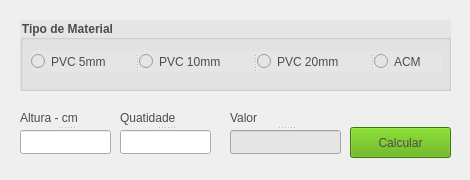
GiulianoVianna/Calculo_Letra_Caixa, file letra_caixa.ui: the form before one commit.
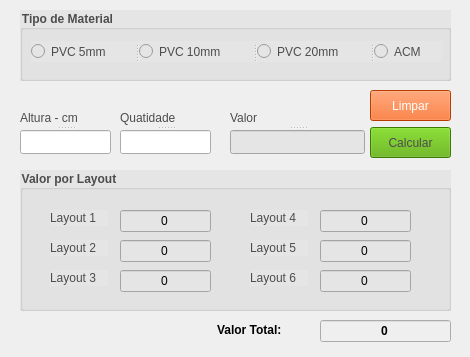
The form after the commit. Icons and pictures are not drawn.

Commit message: Atualização da aplicação

Diff of the .ui file:
```diff
--- a/letra_caixa.ui
+++ b/letra_caixa.ui
@@ -7,13 +7,13 @@
     <x>0</x>
     <y>0</y>
     <width>470</width>
-    <height>180</height>
+    <height>357</height>
    </rect>
   </property>
   <property name="maximumSize">
    <size>
     <width>470</width>
-    <height>180</height>
+    <height>357</height>
    </size>
   </property>
   <property name="windowTitle">
@@ -27,7 +27,7 @@
    <property name="geometry">
     <rect>
      <x>20</x>
-     <y>20</y>
+     <y>10</y>
      <width>431</width>
      <height>71</height>
     </rect>
@@ -82,9 +82,9 @@
   <widget class="QPushButton" name="bt_calcular">
    <property name="geometry">
     <rect>
-     <x>350</x>
+     <x>370</x>
      <y>127</y>
-     <width>101</width>
+     <width>81</width>
      <height>31</height>
     </rect>
    </property>
@@ -149,12 +149,316 @@
     </property>
    </widget>
   </widget>
+  <widget class="QGroupBox" name="groupBox_2">
+   <property name="geometry">
+    <rect>
+     <x>20</x>
+     <y>170</y>
+     <width>431</width>
+     <height>141</height>
+    </rect>
+   </property>
+   <property name="font">
+    <font>
+     <weight>75</weight>
+     <bold>true</bold>
+    </font>
+   </property>
+   <property name="styleSheet">
+    <string notr="true">background-color: rgb(229, 229, 229);
+color: rgb(76, 76, 76);</string>
+   </property>
+   <property name="title">
+    <string>Valor por Layout</string>
+   </property>
+   <widget class="QLineEdit" name="ln_layout_1">
+    <property name="enabled">
+     <bool>false</bool>
+    </property>
+    <property name="geometry">
+     <rect>
+      <x>100</x>
+      <y>40</y>
+      <width>91</width>
+      <height>22</height>
+     </rect>
+    </property>
+    <property name="whatsThis">
+     <string>&lt;html&gt;&lt;head/&gt;&lt;body&gt;&lt;p&gt;&lt;br/&gt;&lt;/p&gt;&lt;/body&gt;&lt;/html&gt;</string>
+    </property>
+    <property name="styleSheet">
+     <string notr="true">color: rgb(0, 0, 0);</string>
+    </property>
+    <property name="text">
+     <string>0</string>
+    </property>
+    <property name="alignment">
+     <set>Qt::AlignCenter</set>
+    </property>
+   </widget>
+   <widget class="QLineEdit" name="ln_layout_2">
+    <property name="enabled">
+     <bool>false</bool>
+    </property>
+    <property name="geometry">
+     <rect>
+      <x>100</x>
+      <y>70</y>
+      <width>91</width>
+      <height>22</height>
+     </rect>
+    </property>
+    <property name="styleSheet">
+     <string notr="true">color: rgb(0, 0, 0);</string>
+    </property>
+    <property name="text">
+     <string>0</string>
+    </property>
+    <property name="alignment">
+     <set>Qt::AlignCenter</set>
+    </property>
+   </widget>
+   <widget class="QLineEdit" name="ln_layout_3">
+    <property name="enabled">
+     <bool>false</bool>
+    </property>
+    <property name="geometry">
+     <rect>
+      <x>100</x>
+      <y>100</y>
+      <width>91</width>
+      <height>22</height>
+     </rect>
+    </property>
+    <property name="styleSheet">
+     <string notr="true">color: rgb(0, 0, 0);</string>
+    </property>
+    <property name="text">
+     <string>0</string>
+    </property>
+    <property name="alignment">
+     <set>Qt::AlignCenter</set>
+    </property>
+   </widget>
+   <widget class="QLabel" name="label_4">
+    <property name="geometry">
+     <rect>
+      <x>30</x>
+      <y>40</y>
+      <width>58</width>
+      <height>16</height>
+     </rect>
+    </property>
+    <property name="text">
+     <string>Layout 1</string>
+    </property>
+   </widget>
+   <widget class="QLabel" name="label_5">
+    <property name="geometry">
+     <rect>
+      <x>30</x>
+      <y>70</y>
+      <width>58</width>
+      <height>16</height>
+     </rect>
+    </property>
+    <property name="text">
+     <string>Layout 2</string>
+    </property>
+   </widget>
+   <widget class="QLabel" name="label_6">
+    <property name="geometry">
+     <rect>
+      <x>30</x>
+      <y>100</y>
+      <width>58</width>
+      <height>16</height>
+     </rect>
+    </property>
+    <property name="text">
+     <string>Layout 3</string>
+    </property>
+   </widget>
+   <widget class="QLabel" name="label_7">
+    <property name="geometry">
+     <rect>
+      <x>230</x>
+      <y>70</y>
+      <width>58</width>
+      <height>16</height>
+     </rect>
+    </property>
+    <property name="text">
+     <string>Layout 5</string>
+    </property>
+   </widget>
+   <widget class="QLabel" name="label_8">
+    <property name="geometry">
+     <rect>
+      <x>230</x>
+      <y>40</y>
+      <width>58</width>
+      <height>16</height>
+     </rect>
+    </property>
+    <property name="text">
+     <string>Layout 4</string>
+    </property>
+   </widget>
+   <widget class="QLineEdit" name="ln_layout_6">
+    <property name="enabled">
+     <bool>false</bool>
+    </property>
+    <property name="geometry">
+     <rect>
+      <x>300</x>
+      <y>100</y>
+      <width>91</width>
+      <height>22</height>
+     </rect>
+    </property>
+    <property name="styleSheet">
+     <string notr="true">color: rgb(0, 0, 0);</string>
+    </property>
+    <property name="inputMask">
+     <string/>
+    </property>
+    <property name="text">
+     <string>0</string>
+    </property>
+    <property name="alignment">
+     <set>Qt::AlignCenter</set>
+    </property>
+   </widget>
+   <widget class="QLineEdit" name="ln_layout_4">
+    <property name="enabled">
+     <bool>false</bool>
+    </property>
+    <property name="geometry">
+     <rect>
+      <x>300</x>
+      <y>40</y>
+      <width>91</width>
+      <height>22</height>
+     </rect>
+    </property>
+    <property name="styleSheet">
+     <string notr="true">color: rgb(0, 0, 0);</string>
+    </property>
+    <property name="text">
+     <string>0</string>
+    </property>
+    <property name="alignment">
+     <set>Qt::AlignCenter</set>
+    </property>
+   </widget>
+   <widget class="QLineEdit" name="ln_layout_5">
+    <property name="enabled">
+     <bool>false</bool>
+    </property>
+    <property name="geometry">
+     <rect>
+      <x>300</x>
+      <y>70</y>
+      <width>91</width>
+      <height>22</height>
+     </rect>
+    </property>
+    <property name="styleSheet">
+     <string notr="true">color: rgb(0, 0, 0);</string>
+    </property>
+    <property name="text">
+     <string>0</string>
+    </property>
+    <property name="alignment">
+     <set>Qt::AlignCenter</set>
+    </property>
+   </widget>
+   <widget class="QLabel" name="label_9">
+    <property name="geometry">
+     <rect>
+      <x>230</x>
+      <y>100</y>
+      <width>58</width>
+      <height>16</height>
+     </rect>
+    </property>
+    <property name="text">
+     <string>Layout 6</string>
+    </property>
+   </widget>
+  </widget>
+  <widget class="QLabel" name="label_10">
+   <property name="geometry">
+    <rect>
+     <x>217</x>
+     <y>320</y>
+     <width>91</width>
+     <height>20</height>
+    </rect>
+   </property>
+   <property name="font">
+    <font>
+     <weight>75</weight>
+     <bold>true</bold>
+    </font>
+   </property>
+   <property name="text">
+    <string>Valor Total:</string>
+   </property>
+  </widget>
+  <widget class="QLineEdit" name="ln_valor_total">
+   <property name="enabled">
+    <bool>false</bool>
+   </property>
+   <property name="geometry">
+    <rect>
+     <x>320</x>
+     <y>320</y>
+     <width>131</width>
+     <height>22</height>
+    </rect>
+   </property>
+   <property name="font">
+    <font>
+     <weight>75</weight>
+     <bold>true</bold>
+    </font>
+   </property>
+   <property name="styleSheet">
+    <string notr="true">color: rgb(0, 0, 0);</string>
+   </property>
+   <property name="text">
+    <string>0</string>
+   </property>
+   <property name="alignment">
+    <set>Qt::AlignCenter</set>
+   </property>
+  </widget>
+  <widget class="QPushButton" name="bt_limpar">
+   <property name="geometry">
+    <rect>
+     <x>370</x>
+     <y>90</y>
+     <width>81</width>
+     <height>31</height>
+    </rect>
+   </property>
+   <property name="styleSheet">
+    <string notr="true">background-color: rgb(255, 85, 0);
+color: rgb(255, 255, 255);
+</string>
+   </property>
+   <property name="text">
+    <string>Limpar</string>
+   </property>
+  </widget>
   <widget class="QSplitter" name="splitter_4">
    <property name="geometry">
     <rect>
      <x>230</x>
      <y>110</y>
-     <width>111</width>
+     <width>135</width>
      <height>44</height>
     </rect>
    </property>
@@ -170,6 +474,9 @@
     </property>
    </widget>
    <widget class="QLineEdit" name="ln_valor">
+    <property name="enabled">
+     <bool>false</bool>
+    </property>
     <property name="font">
      <font>
       <weight>75</weight>
@@ -177,7 +484,8 @@
      </font>
     </property>
     <property name="styleSheet">
-     <string notr="true">background-color: rgb(229, 229, 229);</string>
+     <string notr="true">background-color: rgb(229, 229, 229);
+color: rgb(0, 0, 0);</string>
     </property>
     <property name="alignment">
      <set>Qt::AlignCenter</set>
```
Left out of the diff: 6 changed lines with no effect on the pictures. The commit also changes 1 other file.
